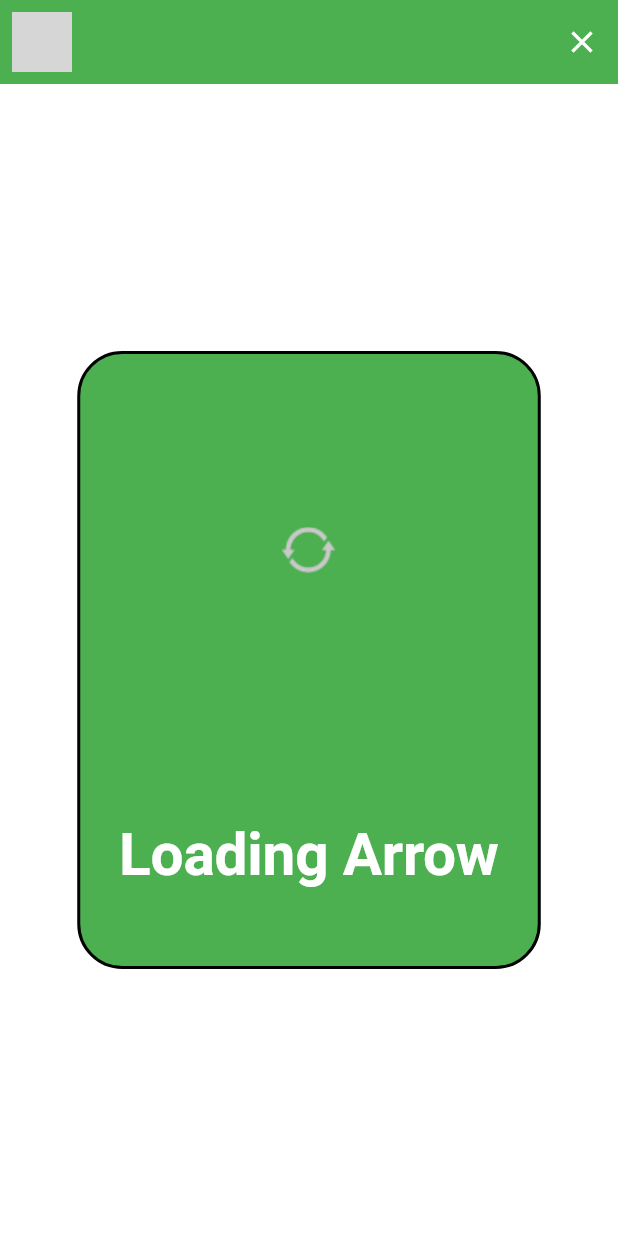
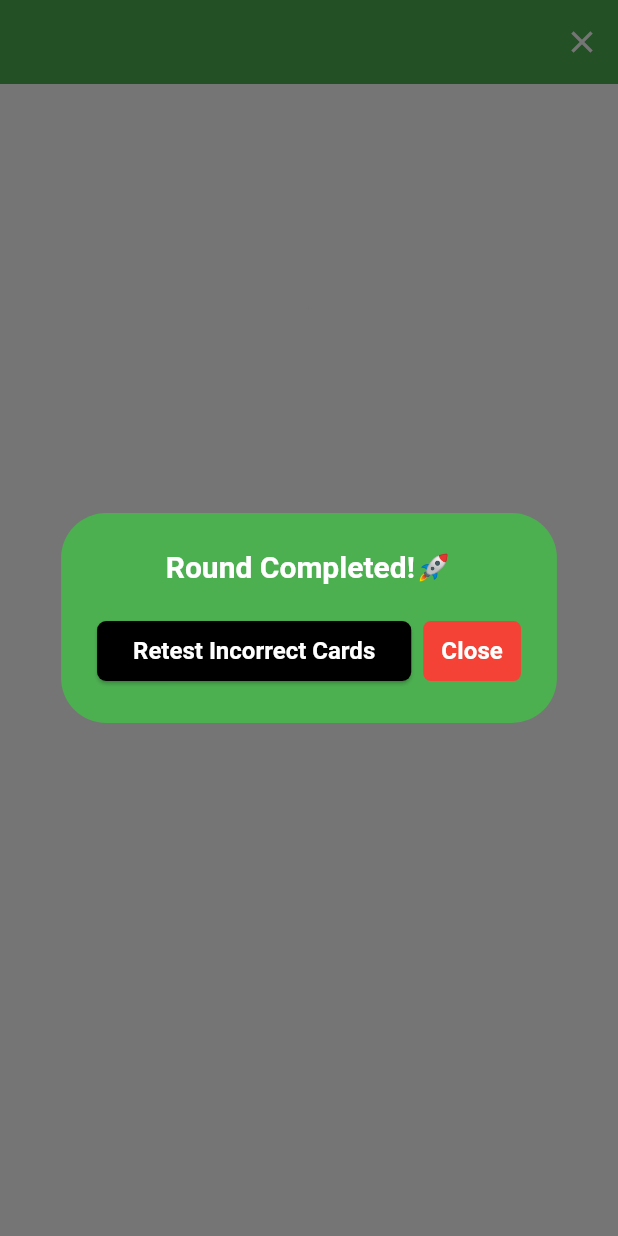
Before and after one commit to Nde-Dilan/Nerala, a Flutter app: the FlashCardsPage screen opened directly, on a phone screen of 412 x 824 dp. Run offline on Flutter 3.47's test engine with Material 3 defaults, Android fonts, the phone set to English and light mode, and no system bars; our stand-ins replace flutter_tts; grey boxes are pictures that could not be loaded.

Commit message:
Starting with session and round managment, dialog box okay, stop at 03:02

```diff
--- a/lib/app/custom_appbar.dart
+++ b/lib/app/custom_appbar.dart
@@ -12,6 +12,7 @@ class CustomAppBar extends StatelessWidget {
   @override
   Widget build(BuildContext context) {
     Palette palette = Palette();
+
     return Consumer<FlashCardsNotifier>(
       builder:
           (BuildContext context, FlashCardsNotifier notifier, Widget? child) =>
@@ -26,6 +27,7 @@ class CustomAppBar extends StatelessWidget {
         actions: [
           IconButton(
               onPressed: () {
+                notifier.resetBool();
                 Navigator.pushAndRemoveUntil(
                     context,
                     MaterialPageRoute(builder: (_) => const HomePage()),
--- a/lib/components/flashcards_page/card_one.dart
+++ b/lib/components/flashcards_page/card_one.dart
@@ -1,9 +1,7 @@
 import 'package:anki_like_app/animations/fade_in_animation.dart';
 import 'package:anki_like_app/animations/half_flip_animation.dart';
 import 'package:anki_like_app/animations/slide_animation.dart';
-import 'package:anki_like_app/components/card_display.dart';
-import 'package:anki_like_app/configs/constants.dart';
-import 'package:anki_like_app/configs/themes.dart';
+import 'package:anki_like_app/components/flashcards_page/card_display.dart';
 import 'package:anki_like_app/enums/slide_directions.dart';
 import 'package:anki_like_app/notifiyers/flascards_notifiyer.dart';
 import 'package:flutter/material.dart';
@@ -45,7 +43,8 @@ class CardOne extends StatelessWidget {
               notifier.setIgnoreTouch(ignore: false);
             },
             reset: notifier.resetSlideCard1,
-            animate: notifier.slideCard1,
+            //Run it if the notifier.slideCard1 is true and the round is not completed
+            animate: notifier.slideCard1 && !notifier.isRoundCompleted,
             duration: 1000,
             // delay: 200,
             slideDirection: SlideDirection.upIn,
--- a/lib/components/flashcards_page/card_two.dart
+++ b/lib/components/flashcards_page/card_two.dart
@@ -1,11 +1,8 @@
-import 'dart:math';
-
 import 'package:anki_like_app/animations/fade_in_animation.dart';
 import 'package:anki_like_app/animations/half_flip_animation.dart';
 import 'package:anki_like_app/animations/slide_animation.dart';
-import 'package:anki_like_app/components/card_display.dart';
+import 'package:anki_like_app/components/flashcards_page/card_display.dart';
 import 'package:anki_like_app/configs/constants.dart';
-import 'package:anki_like_app/configs/themes.dart';
 import 'package:anki_like_app/enums/slide_directions.dart';
 import 'package:anki_like_app/notifiyers/flascards_notifiyer.dart';
 import 'package:flutter/material.dart';
@@ -32,13 +29,13 @@ class CardTwo extends StatelessWidget {
             notifier.runSwipeCard2(direction: SlideDirection.leftAway);
             notifier.runSlideCard1();
             notifier.setIgnoreTouch(ignore: true);
-            notifier.generateCurrentWord();
+            notifier.generateCurrentWord(context:context);
           }
           if (details.primaryVelocity! < 100) {
             notifier.runSwipeCard2(direction: SlideDirection.rightAway);
             notifier.runSlideCard1();
             notifier.setIgnoreTouch(ignore: true);
-            notifier.generateCurrentWord();
+            notifier.generateCurrentWord(context:context);
           }
         },
         child: HalfFlipAnimation(
--- /dev/null
+++ b/lib/components/flashcards_page/result_box.dart
@@ -0,0 +1,63 @@
+import 'package:anki_like_app/configs/themes.dart';
+import 'package:anki_like_app/notifiyers/flascards_notifiyer.dart';
+import 'package:anki_like_app/pages/flashcards_page.dart';
+import 'package:flutter/material.dart';
+import 'package:provider/provider.dart';
+
+class ResultBox extends StatelessWidget {
+  const ResultBox({super.key});
+
+  @override
+  Widget build(BuildContext context) {
+    return Consumer<FlashCardsNotifier>(
+      builder:
+          (BuildContext context, FlashCardsNotifier notifier, Widget? child) =>
+              AlertDialog(
+        title: Center(
+          child: Text(notifier.isSessionCompleted
+              ? 'Session Completed'
+              : 'Round Completed!🚀'),
+        ),
+        actions: <Widget>[
+          ElevatedButton(
+              style: ElevatedButton.styleFrom(
+                shape: RoundedRectangleBorder(
+                  borderRadius: BorderRadius.circular(6),
+                ),
+              ),
+              onPressed: () {
+                //Refresh the page to retest the incorrect cards
+                Navigator.pushReplacement(
+                    context,
+                    MaterialPageRoute(
+                        builder: (context) => const FlashCardsPage()));
+              },
+              child: Text(
+                "Retest Incorrect Cards",
+                style: TextStyle(
+                    color: palette.trueWhite,
+                    fontWeight: FontWeight.bold,
+                    fontSize: 16),
+              )),
+          TextButton(
+            style: TextButton.styleFrom(
+                backgroundColor: palette.red,
+                shape: RoundedRectangleBorder(
+                  borderRadius: BorderRadius.circular(5),
+                )),
+            onPressed: () {
+              Navigator.of(context).pop();
+            },
+            child: Text(
+              'Close',
+              style: TextStyle(
+                  color: palette.trueWhite,
+                  fontWeight: FontWeight.bold,
+                  fontSize: 16),
+            ),
+          ),
+        ],
+      ),
+    );
+  }
+}
--- a/lib/configs/themes.dart
+++ b/lib/configs/themes.dart
@@ -1,9 +1,43 @@
+import 'package:anki_like_app/configs/constants.dart';
 import 'package:anki_like_app/configs/styles/palette.dart';
 import 'package:flutter/material.dart';
 
 Palette palette = Palette();
 final appTheme = ThemeData(
   primaryColor: palette.green,
+  textButtonTheme: TextButtonThemeData(
+      style: TextButton.styleFrom(
+    backgroundColor: palette.red,
+    shape: RoundedRectangleBorder(
+      borderRadius: BorderRadius.circular(5),
+    ),
+  )),
+  elevatedButtonTheme: ElevatedButtonThemeData(
+      style: ElevatedButton.styleFrom(
+          backgroundColor: palette.black,
+          shape: RoundedRectangleBorder(
+            borderRadius: BorderRadius.circular(6),
+          ),
+          textStyle: const TextStyle(
+            color: Colors.white,
+            fontSize: 12,
+          ))),
+  dialogTheme: DialogTheme(
+    shape: RoundedRectangleBorder(
+      borderRadius: BorderRadius.circular(circularCardBorder),
+    ),
+    backgroundColor: palette.green,
+    titleTextStyle: TextStyle(
+      color: palette.trueWhite,
+      fontWeight: FontWeight.bold,
+      fontSize: 20,
+    ),
+    contentTextStyle: TextStyle(
+      color: palette.trueWhite,
+      fontWeight: FontWeight.w400,
+      fontSize: 18,
+    ),
+  ),
   textTheme: TextTheme(
     bodyMedium: TextStyle(
       color: palette.trueWhite,
--- a/lib/notifiyers/flascards_notifiyer.dart
+++ b/lib/notifiyers/flascards_notifiyer.dart
@@ -1,5 +1,6 @@
 import 'dart:math';
 
+import 'package:anki_like_app/components/flashcards_page/result_box.dart';
 import 'package:anki_like_app/configs/constants.dart';
 import 'package:anki_like_app/data/words.dart';
 import 'package:anki_like_app/enums/slide_directions.dart';
@@ -7,6 +8,28 @@ import 'package:anki_like_app/models/word.dart';
 import 'package:flutter/material.dart';
 
 class FlashCardsNotifier extends ChangeNotifier {
+  /// List of all the incorrect cards
+  List<Word> incorrectCards = [];
+
+  ///Tracking of the rounds
+  bool isFirstRound = true, isRoundCompleted = false, isSessionCompleted = false;
+
+  resetBool(){
+    isFirstRound = true;
+    isRoundCompleted = false;
+    isSessionCompleted = false;
+  }
+  updateCardOutcome({required Word word, required bool isCorrect}) {
+    if (!isCorrect) {
+      incorrectCards.add(word);
+    }
+    notifyListeners();
+
+    incorrectCards.forEach((element) {
+      print(element.english);
+    });
+  }
+
   String topic = "";
 
   ///Word you will find on the card at any given moment
@@ -17,6 +40,7 @@ class FlashCardsNotifier extends ChangeNotifier {
   /// All the words for a selected topic
   List<Word> selectedWords = [];
 
+  ///Set the topic of the words when the user changes topic
   setTopic({required String topic}) {
     this.topic = topic;
     notifyListeners();
@@ -25,17 +49,30 @@ class FlashCardsNotifier extends ChangeNotifier {
   generateAllSelectedWords() {
     ///Make sure it's empty before trying to populate it
     selectedWords.clear();
-    selectedWords = words.where((element) => element.topic == topic).toList();
+    isRoundCompleted = false;
+    if (isFirstRound) {
+      selectedWords = words.where((element) => element.topic == topic).toList();
+    } else {
+      if (incorrectCards.isEmpty) {
+        isSessionCompleted = true;
+      }
+      selectedWords = incorrectCards.toList();
+      incorrectCards.clear();
+    }
   }
 
   ///Generate a random word from the selected words
-  generateCurrentWord() {
+  generateCurrentWord({required BuildContext context}) {
     if (selectedWords.isNotEmpty) {
       final r = Random().nextInt(selectedWords.length);
       word1 = selectedWords[r];
       selectedWords.removeAt(r);
     } else {
-      print("All words revised");
+      isRoundCompleted = true;
+      isFirstRound = false;
+      Future.delayed(const Duration(milliseconds: 500), () {
+        showDialog(context: context, builder: (context) => const ResultBox());
+      });
     }
 
     Future.delayed(const Duration(milliseconds: slideAnimDuration), () {
@@ -83,6 +120,8 @@ class FlashCardsNotifier extends ChangeNotifier {
   }
 
   runSwipeCard2({required SlideDirection direction}) {
+    updateCardOutcome(
+        word: word1, isCorrect: direction == SlideDirection.leftAway);
     resetSwipeCard2 = false;
     swipeDirection = direction;
     swipeCard2 = true;
--- a/lib/pages/flashcards_page.dart
+++ b/lib/pages/flashcards_page.dart
@@ -24,7 +24,7 @@ class _FlashCardsPageState extends State<FlashCardsPage> {
           Provider.of<FlashCardsNotifier>(context, listen: false);
       flascardsNotifier.runSlideCard1();
       flascardsNotifier.generateAllSelectedWords();
-      flascardsNotifier.generateCurrentWord();
+      flascardsNotifier.generateCurrentWord(context:context);
     });
 
     super.initState();
```
Also changed, not shown: lib/components/flashcards_page/card_display.dart (renamed from lib/components/card_display.dart).
